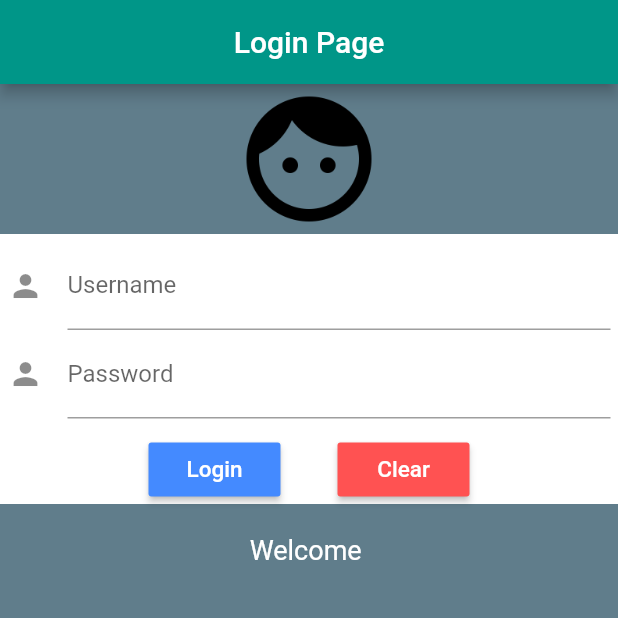
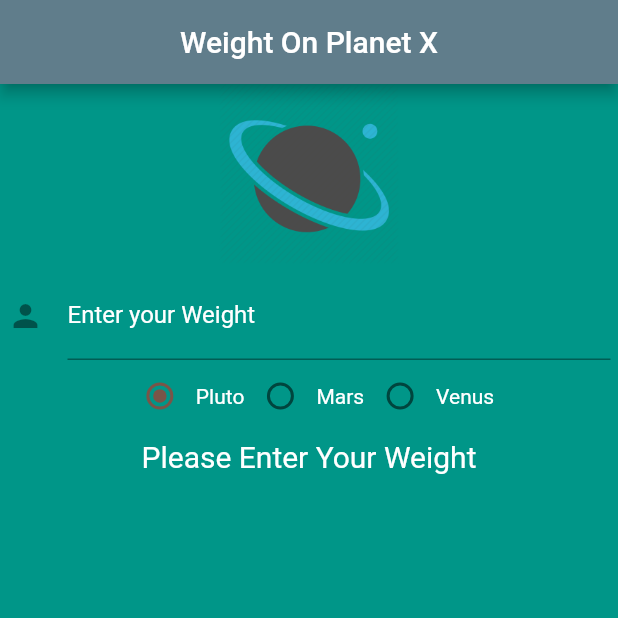
Before and after one commit to deepakverma4/helloFlutter, a Flutter app: the screen it shows after launch, on a phone screen of 412 x 824 dp, the top half of it. Run offline on Flutter 3.47's test engine with Material 2 defaults, Android fonts, the phone set to English and light mode, and no system bars.

Commit message:
added weight on planet X (udemy)

```diff
--- a/lib/main.dart
+++ b/lib/main.dart
@@ -3,6 +3,7 @@ import "newhome.dart";
 import 'gesture.dart';
 import './udemy/make_it_Rain.dart';
 import './udemy/loginPage.dart';
+import './udemy/weightonplanet.dart';
 
 void main(){
    runApp(new MyApp());
@@ -13,7 +14,7 @@ class MyApp extends StatelessWidget {
   Widget build(BuildContext context) {
     return new MaterialApp(
       title: "My App",
-      home: new LoginPage()
+      home: new WeightX()
     );
   }
 }
--- /dev/null
+++ b/lib/udemy/weightonplanet.dart
@@ -0,0 +1,96 @@
+import "package:flutter/material.dart";
+
+class WeightX extends StatefulWidget {
+  @override
+  _WeightXState createState() => new _WeightXState();
+}
+
+class _WeightXState extends State<WeightX> {
+  final TextEditingController _weightController = new TextEditingController();
+
+  int radioValue = 0;
+  double _finalResult = 0.0;
+  String _formattedText= "";
+  _radioChanged(int value){
+   setState(() {
+         radioValue = value;
+
+    switch(radioValue){
+      case 0: _finalResult = calculateWeight( _weightController.text, 0.06);
+      _formattedText= "Your Wight on Pluto is ${_finalResult.toStringAsFixed(1)}";
+      break;
+      case 1: _finalResult = calculateWeight( _weightController.text, 0.38);
+      _formattedText= "Your Wight on Pluto is ${_finalResult.toStringAsFixed(1)}";
+      break;
+      case 2: _finalResult = calculateWeight( _weightController.text, 0.91);
+      _formattedText= "Your Wight on Pluto is ${_finalResult.toStringAsFixed(1)}";
+      break;
+    }
+      });
+  }
+
+  double calculateWeight(String weight, double multiplier){
+    if(int.parse(weight).toString().isNotEmpty && int.parse(weight) > 0){
+      return int.parse(weight)*multiplier;
+    }else{
+      print("WRONG");
+      return int.parse("180")*multiplier;
+    }
+  }
+  @override
+  Widget build(BuildContext context) {
+    return new Scaffold(
+      appBar: new AppBar(
+        title: new Text("Weight On Planet X"),
+        centerTitle: true,
+        backgroundColor: Colors.blueGrey,
+      ),
+      backgroundColor:Colors.teal,
+      body: new ListView(
+        children: <Widget>[
+          new Image.asset("images/planet.png", height: 120.0, width: 120.0,),
+
+        new Container(
+          margin: const EdgeInsets.all(5.0),
+          child: new Column(
+            children: <Widget>[
+              new TextField(
+              decoration: new InputDecoration(
+                icon: new Icon(Icons.person),
+                labelText: "Enter your Weight",
+                labelStyle: new TextStyle(color: Colors.white),
+                 hintText: "In Pounds",
+                 hintStyle: new TextStyle(color: Colors.white)
+                 ),
+
+              controller: _weightController,
+              keyboardType: TextInputType.number,
+              style: new TextStyle(color: Colors.white),
+
+            ),
+            new Row(
+            mainAxisAlignment: MainAxisAlignment.center,
+            children: <Widget>[
+              new Radio<int>(value: 0,groupValue: radioValue, onChanged: _radioChanged, activeColor: Colors.brown,),
+              new Text("Pluto", style: new TextStyle(color: Colors.white, fontSize: 14.0),),
+              new Radio<int>(value: 1,groupValue: radioValue, onChanged: _radioChanged,activeColor: Colors.redAccent ),
+            new Text("Mars", style: new TextStyle(color: Colors.white, fontSize: 14.0),),
+              new Radio<int>(value: 2,groupValue: radioValue, onChanged: _radioChanged, activeColor: Colors.orangeAccent),
+              new Text("Venus", style: new TextStyle(color: Colors.white, fontSize: 14.0),)
+
+            ],
+          )
+            ],
+          ),
+
+        ),
+        new Center(
+          child: new Text(
+            _weightController.text.isEmpty ? "Please Enter Your Weight" : "$_formattedText lbs",
+            style: new TextStyle(color: Colors.white, fontSize: 20.0),),
+        )
+        ],
+      ),
+    );
+  }
+}
--- a/pubspec.yaml
+++ b/pubspec.yaml
@@ -28,7 +28,7 @@ flutter:
   # To add assets to your application, add an assets section, like this:
   assets:
    - images/face.png
-
+   - images/planet.png
 
   # An image asset can refer to one or more resolution-specific "variants", see
   # https://flutter.io/assets-and-images/#resolution-aware.
```
Also changed, not shown: images/planet.png (added).
